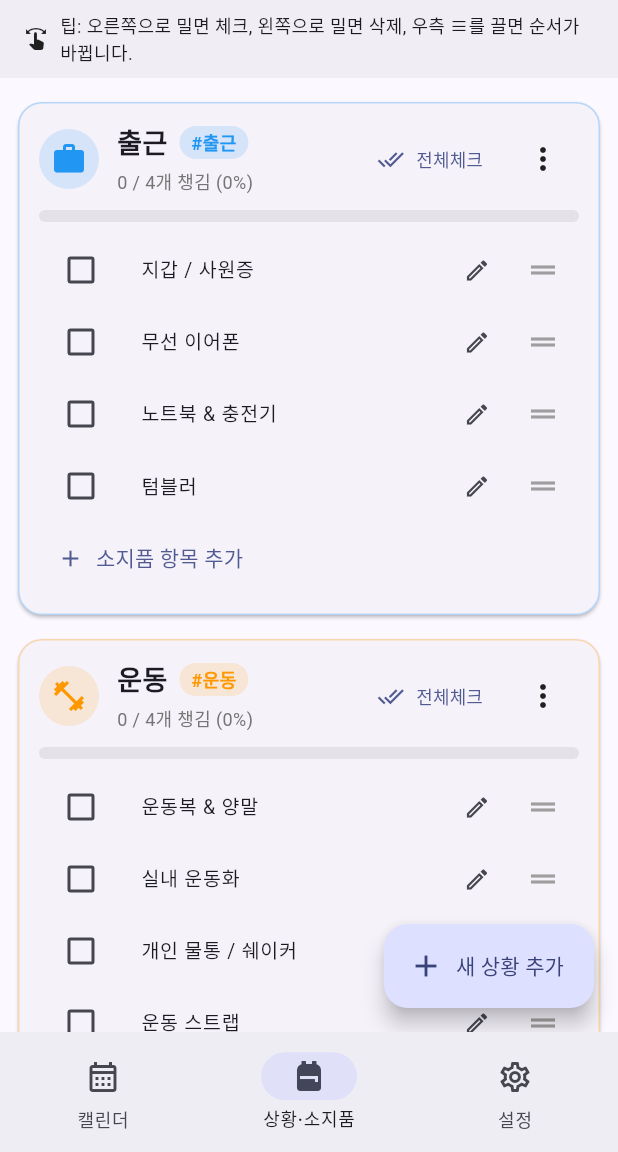
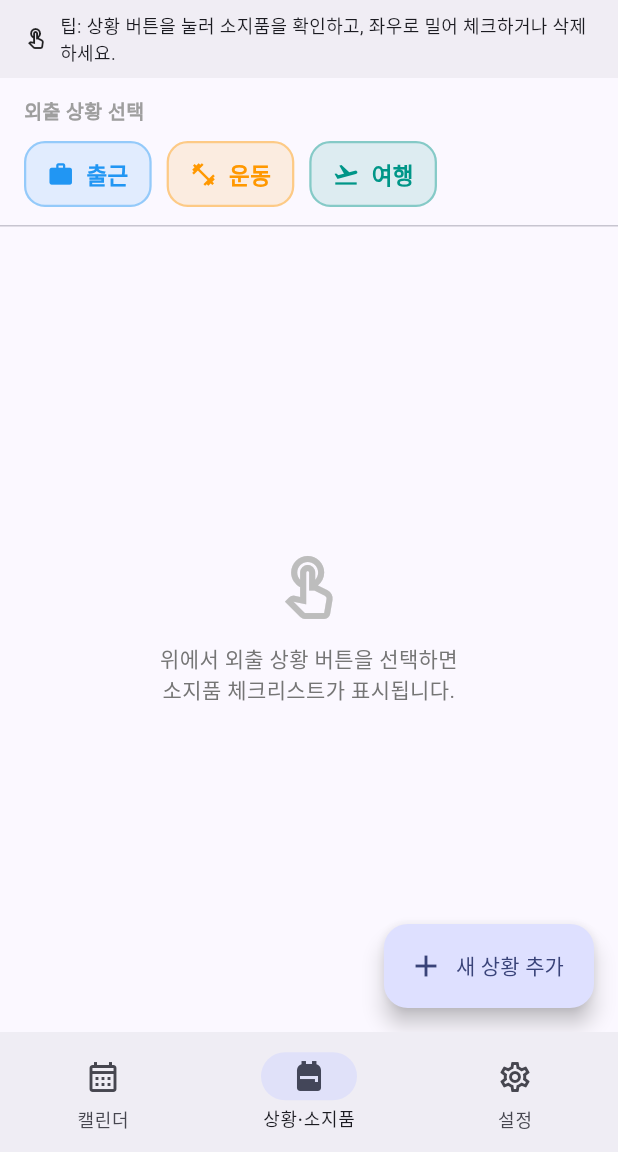
Before and after one commit to dlrmsah0603-rgb/ProjectBygo, a Flutter app: the screen it shows after launch, item 2 of the bottom bar chosen, on a phone screen of 412 x 824 dp, the part 84-1236 px from its top. Run offline on Flutter 3.47's test engine with Material 3 defaults, Android fonts, the light colour scheme and no system bars; our stand-ins replace file_picker, shared_preferences, table_calendar.

Commit message:
feat: PageView 기반 화면 간 좌우 스와이프 이동 및 상황 버튼형 UI 개편
- Calendar, Situation, Settings 화면 간 좌우 드래그(스와이프) 이동 구현 (PageView 및 PageController 연동)
- 하단 네비게이션 바와 스와이프 제스처 양방향 동기화
- 상황·체크리스트 화면 UI 전면 개편: 상단에 각 외출 상황 이름 버튼 배치 및 터치 시 해당 체크리스트 영역 토글 펼침/접힘 구조 적용

```diff
--- a/lib/main.dart
+++ b/lib/main.dart
@@ -24,6 +24,8 @@ class _BygoAppState extends State<BygoApp> {
   int _themeColorValue = Colors.indigo.toARGB32();
   bool _showTips = true;
   int _currentIndex = 0;
+  late final PageController _pageController;
+
   List<Situation> _situations = [];
   List<Schedule> _schedules = [];
   bool _isLoading = true;
@@ -31,7 +33,14 @@ class _BygoAppState extends State<BygoApp> {
   @override
   void initState() {
     super.initState();
+    _pageController = PageController(initialPage: _currentIndex);
     _loadInitialData();
+  }
+
+  @override
+  void dispose() {
+    _pageController.dispose();
+    super.dispose();
   }
 
   List<Situation> _createDefaultPresets() {
@@ -99,6 +108,19 @@ class _BygoAppState extends State<BygoApp> {
       _schedules = schedules;
       _isLoading = false;
     });
+  }
+
+  void _navigateToTab(int index) {
+    if (_currentIndex == index) return;
+    HapticFeedback.selectionClick();
+    setState(() => _currentIndex = index);
+    if (_pageController.hasClients) {
+      _pageController.animateToPage(
+        index,
+        duration: const Duration(milliseconds: 280),
+        curve: Curves.easeOutCubic,
+      );
+    }
   }
 
   Future<void> _updateDarkMode(bool isDark) async {
@@ -182,17 +204,20 @@ class _BygoAppState extends State<BygoApp> {
                   IconButton(
                     tooltip: '설정 열기',
                     icon: const Icon(Icons.settings_outlined),
-                    onPressed: () {
-                      HapticFeedback.selectionClick();
-                      setState(() => _currentIndex = 2);
-                    },
+                    onPressed: () => _navigateToTab(2),
                   ),
               ],
             ),
             body: _isLoading
                 ? const Center(child: CircularProgressIndicator())
-                : IndexedStack(
-                    index: _currentIndex,
+                : PageView(
+                    controller: _pageController,
+                    onPageChanged: (index) {
+                      if (_currentIndex != index) {
+                        HapticFeedback.selectionClick();
+                        setState(() => _currentIndex = index);
+                      }
+                    },
                     children: [
                       CalendarScreen(
                         schedules: _schedules,
@@ -229,10 +254,7 @@ class _BygoAppState extends State<BygoApp> {
                   ),
             bottomNavigationBar: NavigationBar(
               selectedIndex: _currentIndex,
-              onDestinationSelected: (idx) {
-                HapticFeedback.selectionClick();
-                setState(() => _currentIndex = idx);
-              },
+              onDestinationSelected: _navigateToTab,
               destinations: const [
                 NavigationDestination(
                   icon: Icon(Icons.calendar_month_outlined),
--- a/lib/screens/situation_screen.dart
+++ b/lib/screens/situation_screen.dart
@@ -19,6 +19,8 @@ class SituationScreen extends StatefulWidget {
 }
 
 class _SituationScreenState extends State<SituationScreen> {
+  String? _selectedSituationId;
+
   static const List<IconData> _availableIcons = [
     Icons.work,
     Icons.fitness_center,
@@ -42,6 +44,14 @@ class _SituationScreenState extends State<SituationScreen> {
     Colors.indigo,
     Colors.pink,
   ];
+
+  Situation? get _selectedSituation {
+    if (_selectedSituationId == null) return null;
+    for (final s in widget.situations) {
+      if (s.id == _selectedSituationId) return s;
+    }
+    return null;
+  }
 
   void _notifyParent() {
     setState(() {});
@@ -222,8 +232,7 @@ class _SituationScreenState extends State<SituationScreen> {
 
                     HapticFeedback.mediumImpact();
                     if (existing == null) {
-                      widget.situations.add(
-                        Situation(
+                      final newSituation = Situation(
                         id: DateTime.now()
                             .microsecondsSinceEpoch
                             .toString(),
@@ -232,8 +241,9 @@ class _SituationScreenState extends State<SituationScreen> {
                         items: [],
                         iconCodePoint: selectedIconCode,
                         colorValue: selectedColorValue,
-                        ),
                       );
+                      widget.situations.add(newSituation);
+                      _selectedSituationId = newSituation.id;
                     } else {
                       existing.name = name;
                       existing.tag = tag.isEmpty ? name : tag;
@@ -316,68 +326,102 @@ class _SituationScreenState extends State<SituationScreen> {
     );
   }
 
-  @override
-  Widget build(BuildContext context) {
-    return Scaffold(
-      body: Column(
+  Widget _buildSituationButtons() {
+    return Container(
+      width: double.infinity,
+      padding: const EdgeInsets.fromLTRB(16, 12, 16, 12),
+      child: Column(
+        crossAxisAlignment: CrossAxisAlignment.start,
         children: [
-          if (widget.showTips)
-            Container(
-              width: double.infinity,
-              padding: const EdgeInsets.symmetric(horizontal: 16, vertical: 8),
-              color: Theme.of(context)
-                  .colorScheme
-                  .surfaceContainerHighest
-                  .withValues(alpha: 0.5),
-              child: const Row(
+          const Text(
+            '외출 상황 선택',
+            style: TextStyle(
+              fontSize: 13,
+              fontWeight: FontWeight.bold,
+              color: Colors.grey,
+            ),
+          ),
+          const SizedBox(height: 10),
+          Wrap(
+            spacing: 10,
+            runSpacing: 10,
+            children: widget.situations.map((situation) {
+              final isSelected = situation.id == _selectedSituationId;
+              final isComplete = situation.isAllChecked;
+              final baseColor = isComplete ? Colors.green : situation.color;
+
+              return Material(
+                color: isSelected
+                    ? baseColor
+                    : baseColor.withValues(alpha: 0.12),
+                borderRadius: BorderRadius.circular(14),
+                elevation: isSelected ? 2 : 0,
+                child: InkWell(
+                  borderRadius: BorderRadius.circular(14),
+                  onTap: () {
+                    HapticFeedback.selectionClick();
+                    setState(() {
+                      if (_selectedSituationId == situation.id) {
+                        _selectedSituationId = null;
+                      } else {
+                        _selectedSituationId = situation.id;
+                      }
+                    });
+                  },
+                  child: Container(
+                    padding: const EdgeInsets.symmetric(
+                      horizontal: 14,
+                      vertical: 10,
+                    ),
+                    decoration: BoxDecoration(
+                      borderRadius: BorderRadius.circular(14),
+                      border: Border.all(
+                        color: isSelected
+                            ? baseColor
+                            : baseColor.withValues(alpha: 0.4),
+                        width: 1.5,
+                      ),
+                    ),
+                    child: Row(
+                      mainAxisSize: MainAxisSize.min,
                       children: [
-                  Icon(Icons.swipe, size: 16),
-                  SizedBox(width: 8),
-                  Expanded(
-                    child: Text(
-                      '팁: 오른쪽으로 밀면 체크, 왼쪽으로 밀면 삭제, 우측 ≡를 끌면 순서가 바뀝니다.',
-                      style: TextStyle(fontSize: 12),
+                        Icon(
+                          isComplete ? Icons.verified : situation.iconData,
+                          size: 18,
+                          color: isSelected ? Colors.white : baseColor,
+                        ),
+                        const SizedBox(width: 8),
+                        Text(
+                          situation.name,
+                          style: TextStyle(
+                            fontSize: 15,
+                            fontWeight: FontWeight.bold,
+                            color: isSelected ? Colors.white : baseColor,
                           ),
                         ),
                       ],
                     ),
                   ),
-          Expanded(
-            child: widget.situations.isEmpty
-                ? Center(
-                    child: Column(
-                      mainAxisSize: MainAxisSize.min,
-                      children: [
-                        const Icon(
-                          Icons.backpack_outlined,
-                          size: 64,
-                          color: Colors.grey,
                 ),
-                        const SizedBox(height: 12),
-                        const Text('등록된 외출 상황이 없습니다.'),
-                        const SizedBox(height: 12),
-                        FilledButton.icon(
-                          onPressed: () => _showSituationDialog(),
-                          icon: const Icon(Icons.add),
-                          label: const Text('첫 외출 상황 만들기'),
+              );
+            }).toList(),
           ),
         ],
       ),
-                  )
-                : ListView.builder(
-                    padding: const EdgeInsets.fromLTRB(12, 8, 12, 88),
-                    itemCount: widget.situations.length,
-                    itemBuilder: (context, sIndex) {
-                      final situation = widget.situations[sIndex];
+    );
+  }
+
+  Widget _buildSelectedSituationChecklist(Situation situation) {
     final total = situation.items.length;
     final checked = situation.checkedCount;
     final progress = situation.progress;
     final isComplete = situation.isAllChecked;
-                      final activeColor =
-                          isComplete ? Colors.green : situation.color;
+    final activeColor = isComplete ? Colors.green : situation.color;
 
-                      return Card(
-                        margin: const EdgeInsets.symmetric(vertical: 8),
+    return Expanded(
+      child: SingleChildScrollView(
+        padding: const EdgeInsets.fromLTRB(12, 4, 12, 88),
+        child: Card(
           elevation: isComplete ? 3 : 1,
           shape: RoundedRectangleBorder(
             borderRadius: BorderRadius.circular(16),
@@ -396,20 +440,16 @@ class _SituationScreenState extends State<SituationScreen> {
                 Row(
                   children: [
                     CircleAvatar(
-                                    backgroundColor:
-                                        activeColor.withValues(alpha: 0.15),
+                      backgroundColor: activeColor.withValues(alpha: 0.15),
                       child: Icon(
-                                      isComplete
-                                          ? Icons.verified
-                                          : situation.iconData,
+                        isComplete ? Icons.verified : situation.iconData,
                         color: activeColor,
                       ),
                     ),
                     const SizedBox(width: 12),
                     Expanded(
                       child: Column(
-                                      crossAxisAlignment:
-                                          CrossAxisAlignment.start,
+                        crossAxisAlignment: CrossAxisAlignment.start,
                         children: [
                           Row(
                             children: [
@@ -424,16 +464,14 @@ class _SituationScreenState extends State<SituationScreen> {
                               ),
                               const SizedBox(width: 8),
                               Container(
-                                              padding:
-                                                  const EdgeInsets.symmetric(
+                                padding: const EdgeInsets.symmetric(
                                   horizontal: 8,
                                   vertical: 2,
                                 ),
                                 decoration: BoxDecoration(
-                                                color: situation.color
-                                                    .withValues(alpha: 0.15),
-                                                borderRadius:
-                                                    BorderRadius.circular(12),
+                                  color:
+                                      situation.color.withValues(alpha: 0.15),
+                                  borderRadius: BorderRadius.circular(12),
                                 ),
                                 child: Text(
                                   '#${situation.tag}',
@@ -468,33 +506,27 @@ class _SituationScreenState extends State<SituationScreen> {
                     ),
                     if (total > 0)
                       Tooltip(
-                                      message: isComplete
-                                          ? '전체 체크 해제'
-                                          : '전체 체크 완료',
+                        message: isComplete ? '전체 체크 해제' : '전체 체크 완료',
                         child: TextButton.icon(
-                                        onPressed: () =>
-                                            _toggleAllItems(situation),
+                          onPressed: () => _toggleAllItems(situation),
                           icon: Icon(
-                                          isComplete
-                                              ? Icons.restart_alt
-                                              : Icons.done_all,
+                            isComplete ? Icons.restart_alt : Icons.done_all,
                             size: 18,
                           ),
                           label: Text(
                             isComplete ? '초기화' : '전체체크',
-                                          style:
-                                              const TextStyle(fontSize: 12),
+                            style: const TextStyle(fontSize: 12),
                           ),
                         ),
                       ),
                     PopupMenuButton<String>(
                       onSelected: (value) {
                         if (value == 'edit') {
-                                        _showSituationDialog(
-                                            existing: situation);
+                          _showSituationDialog(existing: situation);
                         } else if (value == 'delete') {
                           HapticFeedback.mediumImpact();
-                                        widget.situations.removeAt(sIndex);
+                          widget.situations.remove(situation);
+                          _selectedSituationId = null;
                           _notifyParent();
                         }
                       },
@@ -514,8 +546,7 @@ class _SituationScreenState extends State<SituationScreen> {
                 if (total > 0) ...[
                   const SizedBox(height: 10),
                   TweenAnimationBuilder<double>(
-                                  tween: Tween<double>(
-                                      begin: 0, end: progress),
+                    tween: Tween<double>(begin: 0, end: progress),
                     duration: const Duration(milliseconds: 250),
                     builder: (context, value, _) {
                       return ClipRRect(
@@ -523,12 +554,9 @@ class _SituationScreenState extends State<SituationScreen> {
                         child: LinearProgressIndicator(
                           value: value,
                           minHeight: 8,
-                                        backgroundColor: Colors.grey
-                                            .withValues(alpha: 0.2),
+                          backgroundColor: Colors.grey.withValues(alpha: 0.2),
                           valueColor:
-                                            AlwaysStoppedAnimation<Color>(
-                                          activeColor,
-                                        ),
+                              AlwaysStoppedAnimation<Color>(activeColor),
                         ),
                       );
                     },
@@ -538,36 +566,28 @@ class _SituationScreenState extends State<SituationScreen> {
                 if (situation.items.isNotEmpty)
                   ReorderableListView.builder(
                     shrinkWrap: true,
-                                  physics:
-                                      const NeverScrollableScrollPhysics(),
+                    physics: const NeverScrollableScrollPhysics(),
                     buildDefaultDragHandles: false,
                     itemCount: situation.items.length,
-                                  onReorderStart: (_) =>
-                                      HapticFeedback.selectionClick(),
+                    onReorderStart: (_) => HapticFeedback.selectionClick(),
                     onReorderItem: (oldIndex, newIndex) {
                       HapticFeedback.mediumImpact();
-                                    final moved =
-                                        situation.items.removeAt(oldIndex);
+                      final moved = situation.items.removeAt(oldIndex);
                       situation.items.insert(newIndex, moved);
                       _notifyParent();
                     },
                     itemBuilder: (context, iIndex) {
                       final item = situation.items[iIndex];
                       return Dismissible(
-                                      key: ValueKey(
-                                          '${situation.id}_${item.id}'),
+                        key: ValueKey('${situation.id}_${item.id}'),
                         direction: DismissDirection.horizontal,
                         background: Container(
-                                        margin: const EdgeInsets.symmetric(
-                                            vertical: 2),
-                                        padding: const EdgeInsets.symmetric(
-                                            horizontal: 16),
+                          margin: const EdgeInsets.symmetric(vertical: 2),
+                          padding: const EdgeInsets.symmetric(horizontal: 16),
                           alignment: Alignment.centerLeft,
                           decoration: BoxDecoration(
-                                          color: Colors.green
-                                              .withValues(alpha: 0.85),
-                                          borderRadius:
-                                              BorderRadius.circular(8),
+                            color: Colors.green.withValues(alpha: 0.85),
+                            borderRadius: BorderRadius.circular(8),
                           ),
                           child: Row(
                             children: [
@@ -579,9 +599,7 @@ class _SituationScreenState extends State<SituationScreen> {
                               ),
                               const SizedBox(width: 8),
                               Text(
-                                              item.isChecked
-                                                  ? '체크 해제'
-                                                  : '챙김 완료!',
+                                item.isChecked ? '체크 해제' : '챙김 완료!',
                                 style: const TextStyle(
                                   color: Colors.white,
                                   fontWeight: FontWeight.bold,
@@ -591,20 +609,15 @@ class _SituationScreenState extends State<SituationScreen> {
                           ),
                         ),
                         secondaryBackground: Container(
-                                        margin: const EdgeInsets.symmetric(
-                                            vertical: 2),
-                                        padding: const EdgeInsets.symmetric(
-                                            horizontal: 16),
+                          margin: const EdgeInsets.symmetric(vertical: 2),
+                          padding: const EdgeInsets.symmetric(horizontal: 16),
                           alignment: Alignment.centerRight,
                           decoration: BoxDecoration(
-                                          color: Colors.redAccent
-                                              .withValues(alpha: 0.9),
-                                          borderRadius:
-                                              BorderRadius.circular(8),
+                            color: Colors.redAccent.withValues(alpha: 0.9),
+                            borderRadius: BorderRadius.circular(8),
                           ),
                           child: const Row(
-                                          mainAxisAlignment:
-                                              MainAxisAlignment.end,
+                            mainAxisAlignment: MainAxisAlignment.end,
                             children: [
                               Text(
                                 '삭제',
@@ -622,27 +635,24 @@ class _SituationScreenState extends State<SituationScreen> {
                           ),
                         ),
                         confirmDismiss: (direction) async {
-                                        if (direction ==
-                                            DismissDirection.startToEnd) {
+                          if (direction == DismissDirection.startToEnd) {
                             _toggleSingleItem(situation, item);
                             return false;
                           }
                           return true;
                         },
                         onDismissed: (_) {
-                                        _deleteChecklistItem(
-                                            situation, iIndex);
+                          _deleteChecklistItem(situation, iIndex);
                         },
                         child: ListTile(
                           dense: true,
                           contentPadding:
-                                            const EdgeInsets.symmetric(
-                                                horizontal: 4),
+                              const EdgeInsets.symmetric(horizontal: 4),
                           leading: Checkbox(
                             value: item.isChecked,
                             activeColor: activeColor,
-                                          onChanged: (_) => _toggleSingleItem(
-                                              situation, item),
+                            onChanged: (_) =>
+                                _toggleSingleItem(situation, item),
                           ),
                           title: Text(
                             item.name,
@@ -650,13 +660,10 @@ class _SituationScreenState extends State<SituationScreen> {
                               decoration: item.isChecked
                                   ? TextDecoration.lineThrough
                                   : null,
-                                            color: item.isChecked
-                                                ? Colors.grey
-                                                : null,
+                              color: item.isChecked ? Colors.grey : null,
                             ),
                           ),
-                                        onTap: () =>
-                                            _toggleSingleItem(situation, item),
+                          onTap: () => _toggleSingleItem(situation, item),
                           trailing: Row(
                             mainAxisSize: MainAxisSize.min,
                             children: [
@@ -698,10 +705,92 @@ class _SituationScreenState extends State<SituationScreen> {
               ],
             ),
           ),
-                      );
-                    },
         ),
       ),
+    );
+  }
+
+  @override
+  Widget build(BuildContext context) {
+    final selectedSituation = _selectedSituation;
+
+    return Scaffold(
+      body: Column(
+        children: [
+          if (widget.showTips)
+            Container(
+              width: double.infinity,
+              padding: const EdgeInsets.symmetric(horizontal: 16, vertical: 8),
+              color: Theme.of(context)
+                  .colorScheme
+                  .surfaceContainerHighest
+                  .withValues(alpha: 0.5),
+              child: const Row(
+                children: [
+                  Icon(Icons.touch_app_outlined, size: 16),
+                  SizedBox(width: 8),
+                  Expanded(
+                    child: Text(
+                      '팁: 상황 버튼을 눌러 소지품을 확인하고, 좌우로 밀어 체크하거나 삭제하세요.',
+                      style: TextStyle(fontSize: 12),
+                    ),
+                  ),
+                ],
+              ),
+            ),
+          if (widget.situations.isEmpty)
+            Expanded(
+              child: Center(
+                child: Column(
+                  mainAxisSize: MainAxisSize.min,
+                  children: [
+                    const Icon(
+                      Icons.backpack_outlined,
+                      size: 64,
+                      color: Colors.grey,
+                    ),
+                    const SizedBox(height: 12),
+                    const Text('등록된 외출 상황이 없습니다.'),
+                    const SizedBox(height: 12),
+                    FilledButton.icon(
+                      onPressed: () => _showSituationDialog(),
+                      icon: const Icon(Icons.add),
+                      label: const Text('첫 외출 상황 만들기'),
+                    ),
+                  ],
+                ),
+              ),
+            )
+          else ...[
+            _buildSituationButtons(),
+            const Divider(height: 1),
+            if (selectedSituation == null)
+              Expanded(
+                child: Center(
+                  child: Column(
+                    mainAxisSize: MainAxisSize.min,
+                    children: [
+                      Icon(
+                        Icons.touch_app_outlined,
+                        size: 48,
+                        color: Colors.grey.shade400,
+                      ),
+                      const SizedBox(height: 12),
+                      Text(
+                        '위에서 외출 상황 버튼을 선택하면\n소지품 체크리스트가 표시됩니다.',
+                        textAlign: TextAlign.center,
+                        style: TextStyle(
+                          color: Colors.grey.shade600,
+                          fontSize: 14,
+                        ),
+                      ),
+                    ],
+                  ),
+                ),
+              )
+            else
+              _buildSelectedSituationChecklist(selectedSituation),
+          ],
         ],
       ),
       floatingActionButton: FloatingActionButton.extended(
```
Lines whose indentation alone changed are shown as unchanged.
